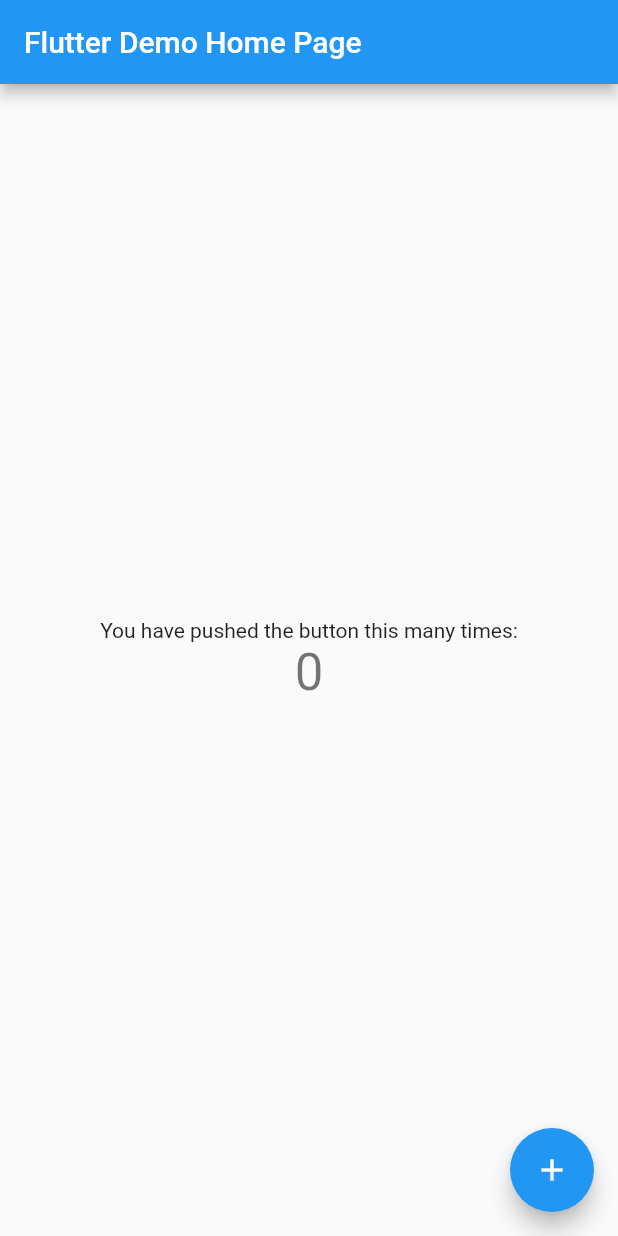
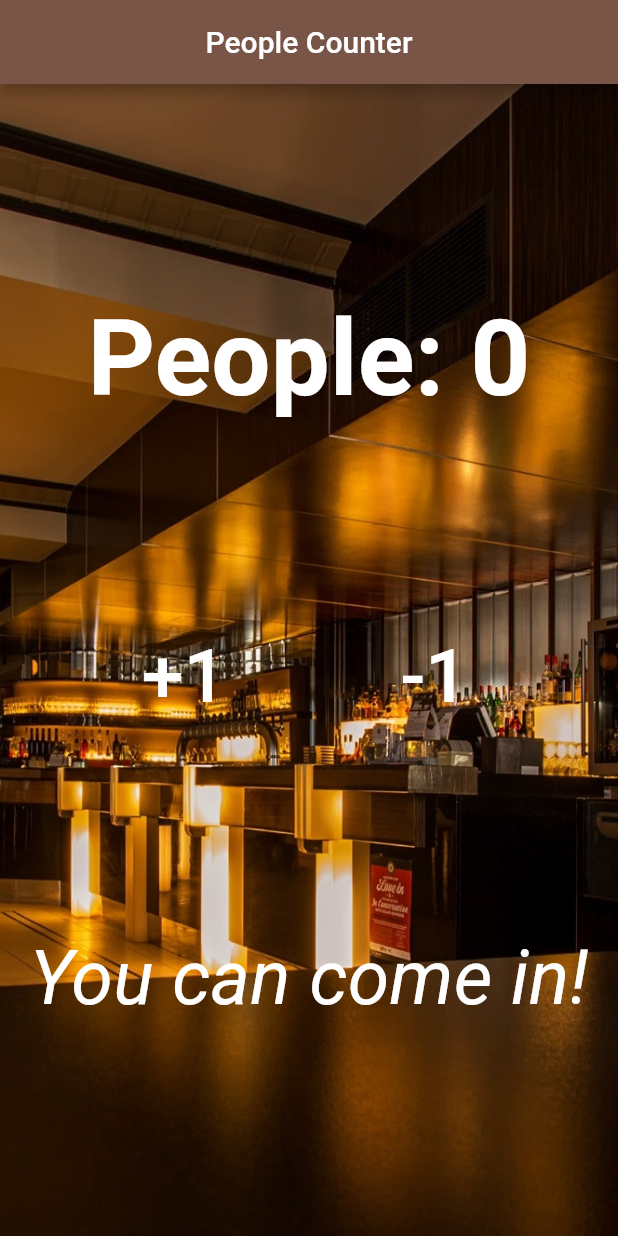
Before and after one commit to ldsoliveira/people-counter-app, a Flutter app: the screen it shows after launch, on a phone screen of 412 x 824 dp. Run offline on Flutter 3.47's test engine with Material 2 defaults, Android fonts, the phone set to English and light mode, and no system bars.

Commit message:
Submitting all proposed app functionalities

```diff
--- /dev/null
+++ b/lib/home-page.dart
@@ -0,0 +1,101 @@
+import 'package:flutter/material.dart';
+
+class HomePage extends StatefulWidget {
+  @override
+  _HomePageState createState() => _HomePageState();
+}
+
+class _HomePageState extends State<HomePage> {
+
+  int _people = 0;
+  String _infoText = "You can come in!";
+
+  void _refreshState(int i) {
+    setState(() {
+      _people += i;
+
+      if(_people < 0) {
+        _infoText = "Upside down?";
+      } else if (_people >= 0 && _people <= 12) {
+        _infoText = "You can come in!";
+      } else if (_people > 12){
+        _infoText = "Full house! :)";
+      }
+    });
+  }
+
+  @override
+  Widget build(BuildContext context) {
+    return Scaffold(
+      appBar: AppBar(
+        backgroundColor: Colors.brown,
+        centerTitle: true,
+        title: Text(
+          "People Counter",
+          style: TextStyle(
+            color: Colors.white,
+          ),
+        ),
+      ),
+      body: Stack(
+          children: [
+            Image.asset(
+              "assets/restaurant.jpg",
+              fit: BoxFit.cover,
+              height: 1000.0,
+            ),
+            Column(
+            mainAxisAlignment: MainAxisAlignment.spaceEvenly,
+            children: <Widget>[
+              Text(
+                "People: $_people",
+                style: TextStyle(
+                  color: Colors.white,
+                  fontWeight: FontWeight.bold,
+                  fontSize: 70.0,
+                ),
+              ),
+              Row(
+                mainAxisAlignment: MainAxisAlignment.spaceEvenly,
+                children: <Widget>[
+                  FlatButton(
+                    child: Text(
+                      "+1",
+                      style: TextStyle(
+                        color: Colors.white,
+                        fontSize: 50.0
+                      ),
+                    ),
+                    onPressed: () => {
+                      _refreshState(1)
+                    },
+                  ),
+                  FlatButton(
+                    child: Text(
+                      "-1",
+                      style: TextStyle(
+                        color: Colors.white,
+                        fontSize: 50.0
+                      ),
+                    ),
+                    onPressed: () => {
+                      _refreshState(-1)
+                    },
+                  ),
+                ],
+              ),
+              Text(
+                _infoText,
+                style: TextStyle(
+                  color: Colors.white,
+                  fontStyle: FontStyle.italic,
+                  fontSize: 50.0,
+                ),
+              ),
+            ],
+          ),
+        ],
+      ),
+    );
+  }
+}
--- a/lib/main.dart
+++ b/lib/main.dart
@@ -1,117 +1,10 @@
 import 'package:flutter/material.dart';
+import 'package:people_counter/home-page.dart';
 
 void main() {
-  runApp(MyApp());
+  runApp(
+    MaterialApp(
+      home: HomePage(),
+    ),
+  );
 }
-
-class MyApp extends StatelessWidget {
-  // This widget is the root of your application.
-  @override
-  Widget build(BuildContext context) {
-    return MaterialApp(
-      title: 'Flutter Demo',
-      theme: ThemeData(
-        // This is the theme of your application.
-        //
-        // Try running your application with "flutter run". You'll see the
-        // application has a blue toolbar. Then, without quitting the app, try
-        // changing the primarySwatch below to Colors.green and then invoke
-        // "hot reload" (press "r" in the console where you ran "flutter run",
-        // or simply save your changes to "hot reload" in a Flutter IDE).
-        // Notice that the counter didn't reset back to zero; the application
-        // is not restarted.
-        primarySwatch: Colors.blue,
-        // This makes the visual density adapt to the platform that you run
-        // the app on. For desktop platforms, the controls will be smaller and
-        // closer together (more dense) than on mobile platforms.
-        visualDensity: VisualDensity.adaptivePlatformDensity,
-      ),
-      home: MyHomePage(title: 'Flutter Demo Home Page'),
-    );
-  }
-}
-
-class MyHomePage extends StatefulWidget {
-  MyHomePage({Key key, this.title}) : super(key: key);
-
-  // This widget is the home page of your application. It is stateful, meaning
-  // that it has a State object (defined below) that contains fields that affect
-  // how it looks.
-
-  // This class is the configuration for the state. It holds the values (in this
-  // case the title) provided by the parent (in this case the App widget) and
-  // used by the build method of the State. Fields in a Widget subclass are
-  // always marked "final".
-
-  final String title;
-
-  @override
-  _MyHomePageState createState() => _MyHomePageState();
-}
-
-class _MyHomePageState extends State<MyHomePage> {
-  int _counter = 0;
-
-  void _incrementCounter() {
-    setState(() {
-      // This call to setState tells the Flutter framework that something has
-      // changed in this State, which causes it to rerun the build method below
-      // so that the display can reflect the updated values. If we changed
-      // _counter without calling setState(), then the build method would not be
-      // called again, and so nothing would appear to happen.
-      _counter++;
-    });
-  }
-
-  @override
-  Widget build(BuildContext context) {
-    // This method is rerun every time setState is called, for instance as done
-    // by the _incrementCounter method above.
-    //
-    // The Flutter framework has been optimized to make rerunning build methods
-    // fast, so that you can just rebuild anything that needs updating rather
-    // than having to individually change instances of widgets.
-    return Scaffold(
-      appBar: AppBar(
-        // Here we take the value from the MyHomePage object that was created by
-        // the App.build method, and use it to set our appbar title.
-        title: Text(widget.title),
-      ),
-      body: Center(
-        // Center is a layout widget. It takes a single child and positions it
-        // in the middle of the parent.
-        child: Column(
-          // Column is also a layout widget. It takes a list of children and
-          // arranges them vertically. By default, it sizes itself to fit its
-          // children horizontally, and tries to be as tall as its parent.
-          //
-          // Invoke "debug painting" (press "p" in the console, choose the
-          // "Toggle Debug Paint" action from the Flutter Inspector in Android
-          // Studio, or the "Toggle Debug Paint" command in Visual Studio Code)
-          // to see the wireframe for each widget.
-          //
-          // Column has various properties to control how it sizes itself and
-          // how it positions its children. Here we use mainAxisAlignment to
-          // center the children vertically; the main axis here is the vertical
-          // axis because Columns are vertical (the cross axis would be
-          // horizontal).
-          mainAxisAlignment: MainAxisAlignment.center,
-          children: <Widget>[
-            Text(
-              'You have pushed the button this many times:',
-            ),
-            Text(
-              '$_counter',
-              style: Theme.of(context).textTheme.headline4,
-            ),
-          ],
-        ),
-      ),
-      floatingActionButton: FloatingActionButton(
-        onPressed: _incrementCounter,
-        tooltip: 'Increment',
-        child: Icon(Icons.add),
-      ), // This trailing comma makes auto-formatting nicer for build methods.
-    );
-  }
-}
--- a/pubspec.yaml
+++ b/pubspec.yaml
@@ -45,8 +45,8 @@ flutter:
   uses-material-design: true
 
   # To add assets to your application, add an assets section, like this:
-  # assets:
-  #   - images/a_dot_burr.jpeg
+  assets:
+    - assets/restaurant.jpg
   #   - images/a_dot_ham.jpeg
 
   # An image asset can refer to one or more resolution-specific "variants", see
```
Also changed, not shown: assets/restaurant.jpg (added), 2 other files.
